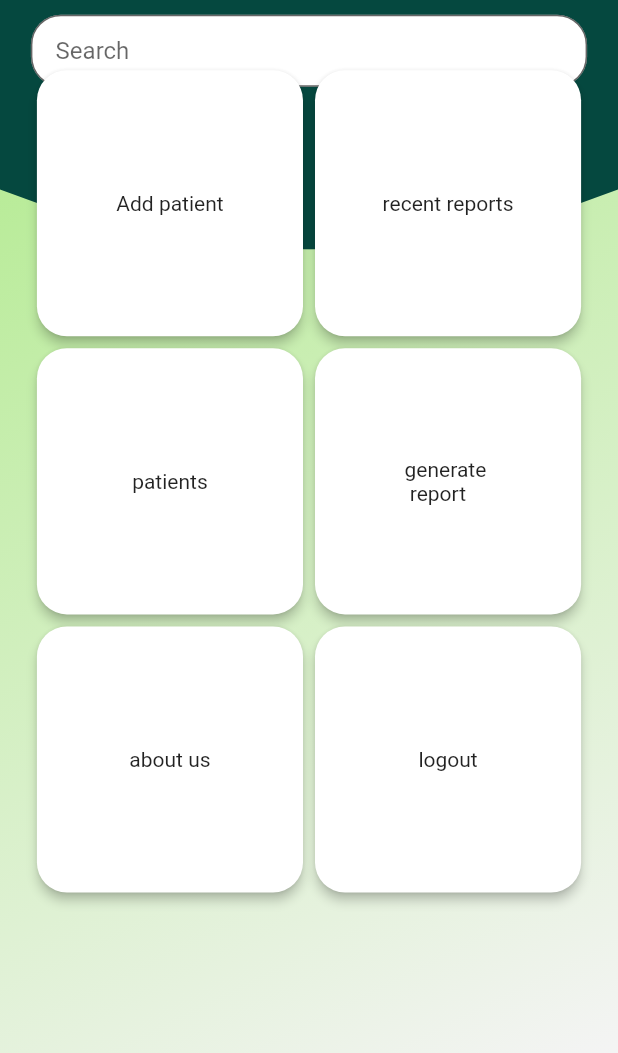
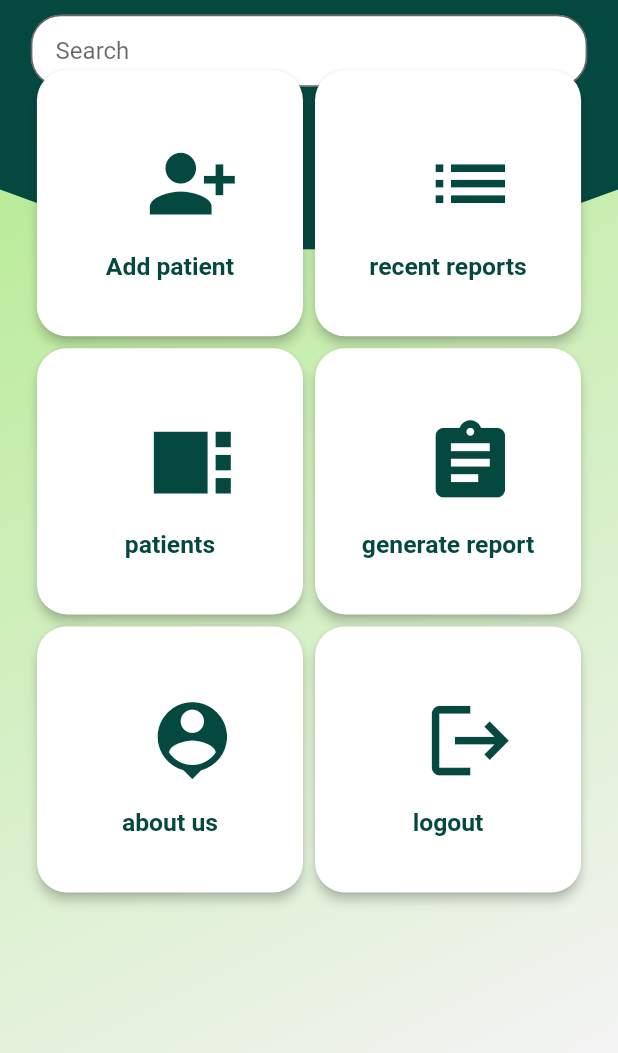
Before and after one commit to Dragsters/Nutrihelp, a Flutter app: the DashBoardScreen screen opened directly, on a phone screen of 412 x 824 dp, the part 183-1236 px from its top. Run offline on Flutter 3.47's test engine with Material 2 defaults, Android fonts, the phone set to English and light mode, and no system bars; our stand-ins replace email_validator, flutter_custom_clippers, google_fonts, pin_code_fields; Roboto replaces fonts that are missing (Redressed).

Commit message:
Icons added with theme color | text weight and color updated

```diff
--- a/client/lib/dashboardScreen.dart
+++ b/client/lib/dashboardScreen.dart
@@ -11,9 +11,17 @@ class DashBoardScreen extends StatelessWidget {
       'Add patient',
       'recent reports',
       'patients',
-      'generate \n report',
+      'generate report',
       'about us',
       'logout'
+    ];
+    const tilesIcons = [
+      Icons.person_add_alt_1,
+      Icons.list,
+      Icons.view_sidebar,
+      Icons.assignment,
+      Icons.person_pin,
+      Icons.logout
     ];
 
     double deviceWidth = MediaQuery.of(context).size.width;
@@ -91,10 +99,24 @@ class DashBoardScreen extends StatelessWidget {
                               child: Container(
                                 height: deviceHeight * 0.07,
                                 width: deviceWidth * 0.1,
-                                child: Center(
-                                  child: Text(
-                                    tilesTitle[index],
-                                  ),
+                                child: Column(
+                                  mainAxisAlignment:
+                                      MainAxisAlignment.spaceEvenly,
+                                  children: [
+                                    IconButton(
+                                      onPressed: () {},
+                                      icon: Icon(tilesIcons[index],
+                                          size: deviceWidth * 0.15),
+                                      color: Color(0xff05483f),
+                                    ),
+                                    Text(
+                                      tilesTitle[index],
+                                      style: TextStyle(
+                                          color: Color(0xff05483f),
+                                          fontSize: deviceWidth * 0.04,
+                                          fontWeight: FontWeight.bold),
+                                    ),
+                                  ],
                                 ),
                               ),
                             ));
--- a/client/lib/main.dart
+++ b/client/lib/main.dart
@@ -1,3 +1,4 @@
+import 'package:client/dashboardScreen.dart';
 import 'package:client/loginScreen.dart';
 import 'package:flutter/material.dart';
 
@@ -12,7 +13,7 @@ class MyApp extends StatelessWidget {
     return MaterialApp(
       debugShowCheckedModeBanner: false,
       title: 'Nutrihelp',
-      home: LoginScreen(),
+      home: DashBoardScreen(),
     );
   }
 }
```
Also changed, not shown: 1 other file.
